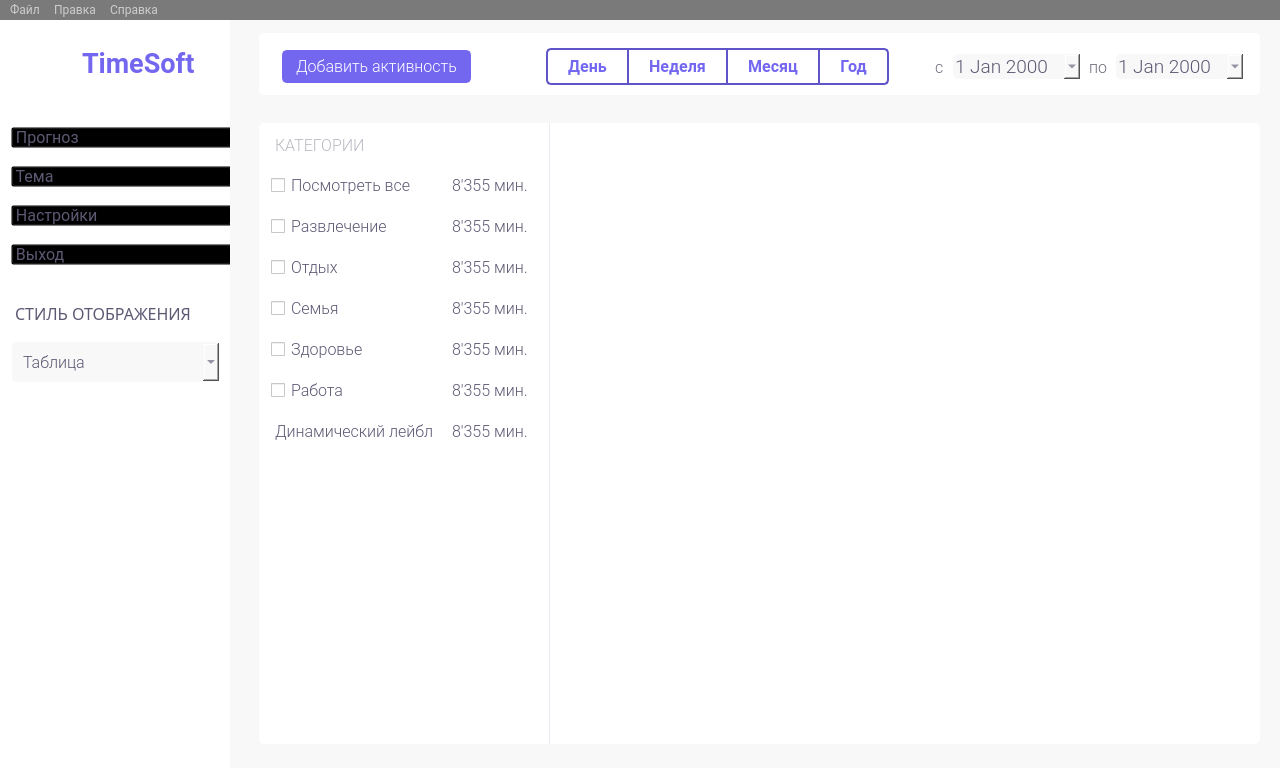
Before: the Qt Designer form design/mainwindow_w.ui in yurii-bel/project_2021, drawn with Qt 5.
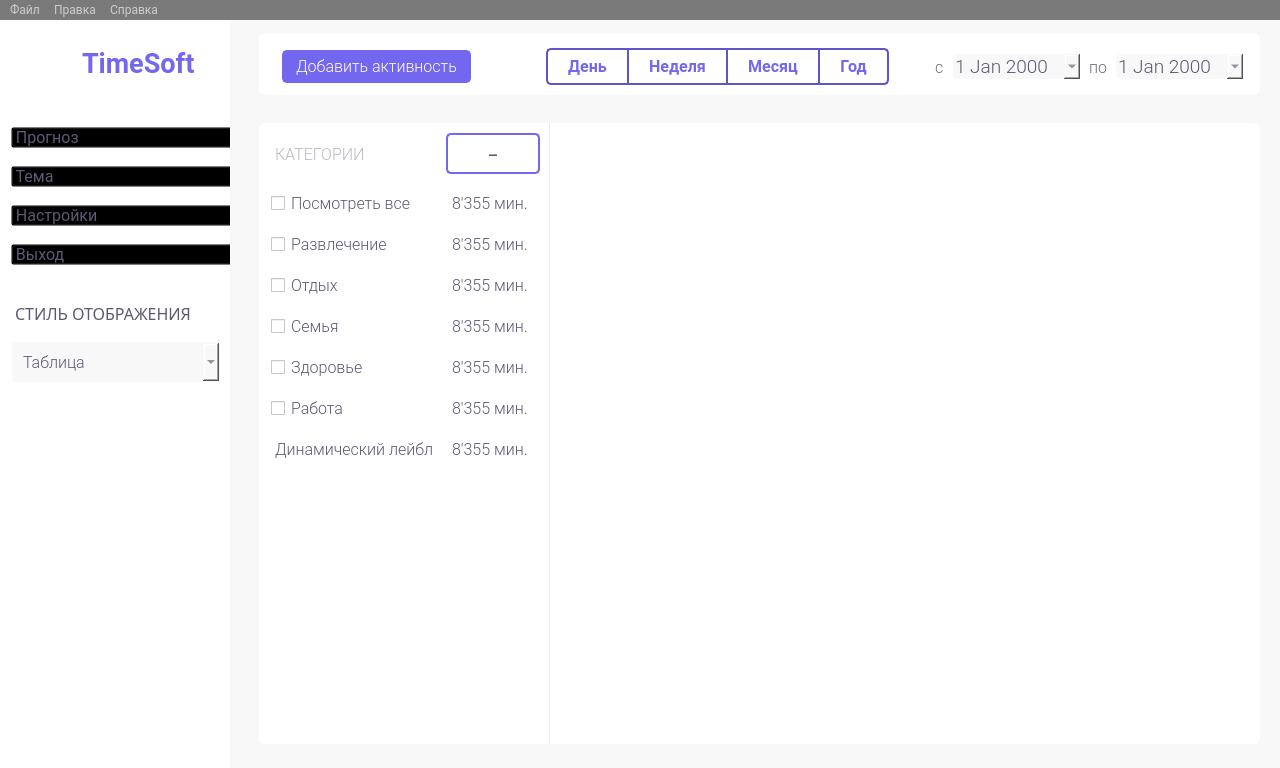
After: the same form once the commit is applied. Icons and pictures are not drawn.

Commit message: Added a new window category_delete and added a button -

Diff of the .ui file:
```diff
--- a/design/mainwindow_w.ui
+++ b/design/mainwindow_w.ui
@@ -1349,6 +1349,36 @@
         </property>
        </spacer>
       </item>
+      <item row="0" column="1">
+       <widget class="QPushButton" name="mainwindow_w_btn_category_delete">
+        <property name="font">
+         <font>
+          <family>Roboto-Light</family>
+          <pointsize>14</pointsize>
+         </font>
+        </property>
+        <property name="styleSheet">
+         <string notr="true">QPushButton {
+	background-color: rgba(0, 0, 0, 0);
+	color: rgb(94, 88, 115);
+	border: 2px solid rgb(115, 103, 240);
+	border-radius: 5px;
+	padding-left: 12px;
+	padding-right: 12px;
+	padding-top: 5px;
+	padding-bottom: 5px;
+}
+QPushButton:hover {
+	background-color: rgb(115, 103, 240);
+	color: rgb(255, 255, 255);
+	border: 2px solid rgb(115, 103, 240);
+}</string>
+        </property>
+        <property name="text">
+         <string>–</string>
+        </property>
+       </widget>
+      </item>
      </layout>
     </widget>
    </widget>
```
The commit also changes 2 other files.
